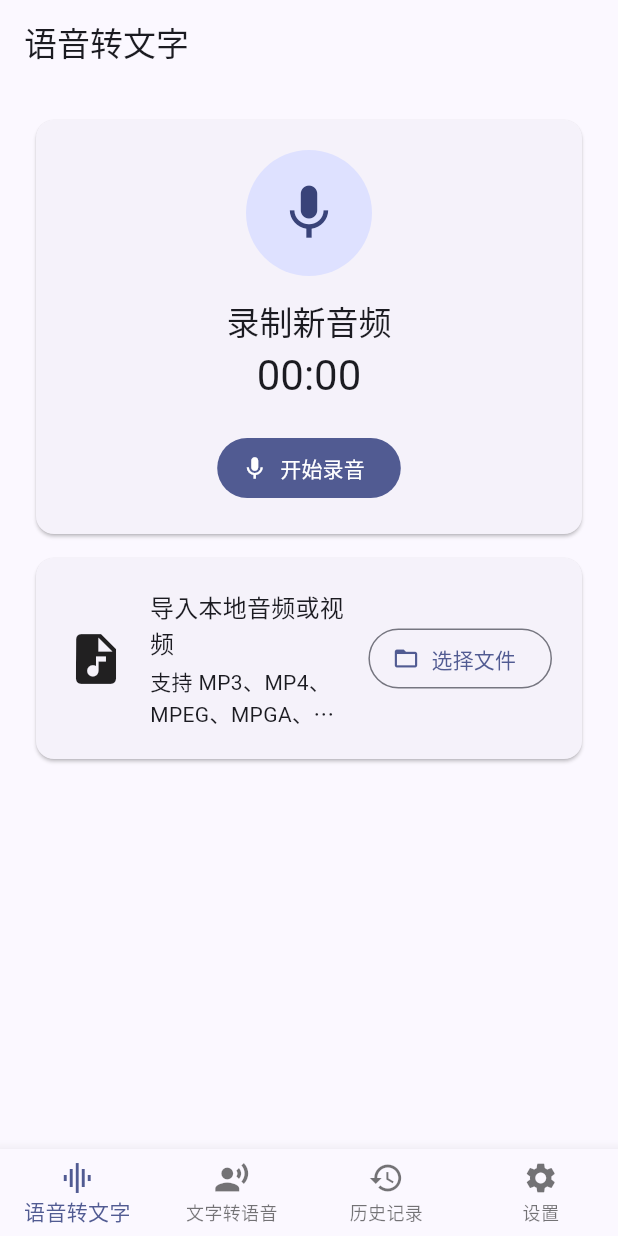
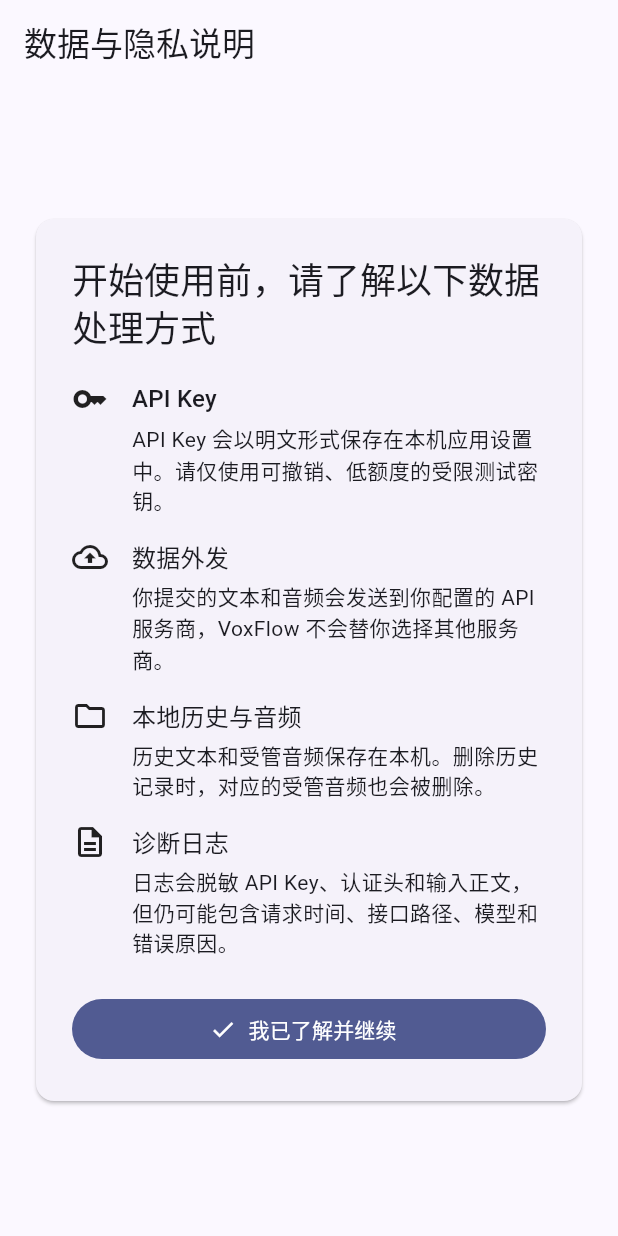
Before and after one commit to glosc-ai/voxflow, a Flutter app: the screen it shows after launch, on a phone screen of 412 x 824 dp. Run offline on Flutter 3.47's test engine with Material 3 defaults, Android fonts, the phone set to English and light mode, and no system bars; our stand-ins replace audioplayers, dio, file_picker, flutter_riverpod, permission_handler, shared_preferences and 2 more; missing offline and left inert: record; accounts and stored records are empty.

Commit message:
feat(privacy): 提交敏感数据前展示隐私说明
首次运行时通过全局门禁说明本地明文密钥、数据外发、本地历史与音频、删除行为及脱敏日志边界。

确认状态持久化到本机设置，并新增 Widget 行为测试保证主应用只在用户了解说明后出现。

Refs #4

```diff
--- a/lib/app.dart
+++ b/lib/app.dart
@@ -1,6 +1,7 @@
 import 'package:flutter/material.dart';
 
 import 'core/theme/app_theme.dart';
+import 'features/settings/views/privacy_notice_gate.dart';
 import 'features/shell/views/app_shell.dart';
 
 class VoxFlowApp extends StatelessWidget {
@@ -14,7 +15,7 @@ class VoxFlowApp extends StatelessWidget {
       theme: AppTheme.light,
       darkTheme: AppTheme.dark,
       themeMode: ThemeMode.system,
-      home: const AppShell(),
+      home: const PrivacyNoticeGate(child: AppShell()),
     );
   }
 }
--- /dev/null
+++ b/lib/features/settings/providers/privacy_notice_provider.dart
@@ -0,0 +1,27 @@
+import 'package:flutter_riverpod/flutter_riverpod.dart';
+
+import '../services/privacy_notice_repository.dart';
+import 'settings_provider.dart';
+
+final privacyNoticeRepositoryProvider = Provider<PrivacyNoticeRepository>(
+  (ref) => PrivacyNoticeRepository(ref.watch(sharedPreferencesProvider)),
+);
+
+final privacyNoticeProvider =
+    StateNotifierProvider<PrivacyNoticeNotifier, bool>((ref) {
+  return PrivacyNoticeNotifier(ref.watch(privacyNoticeRepositoryProvider));
+});
+
+class PrivacyNoticeNotifier extends StateNotifier<bool> {
+  PrivacyNoticeNotifier(this._repository) : super(_repository.isAcknowledged());
+
+  final PrivacyNoticeRepository _repository;
+
+  Future<void> acknowledge() async {
+    if (state) {
+      return;
+    }
+    await _repository.acknowledge();
+    state = true;
+  }
+}
--- /dev/null
+++ b/lib/features/settings/views/privacy_notice_gate.dart
@@ -0,0 +1,136 @@
+import 'package:flutter/material.dart';
+import 'package:flutter_riverpod/flutter_riverpod.dart';
+
+import '../../../core/errors/app_exception.dart';
+import '../providers/privacy_notice_provider.dart';
+
+class PrivacyNoticeGate extends ConsumerWidget {
+  const PrivacyNoticeGate({
+    required this.child,
+    super.key,
+  });
+
+  final Widget child;
+
+  @override
+  Widget build(BuildContext context, WidgetRef ref) {
+    if (ref.watch(privacyNoticeProvider)) {
+      return child;
+    }
+    return const _PrivacyNoticeScreen();
+  }
+}
+
+class _PrivacyNoticeScreen extends ConsumerWidget {
+  const _PrivacyNoticeScreen();
+
+  @override
+  Widget build(BuildContext context, WidgetRef ref) {
+    return Scaffold(
+      appBar: AppBar(title: const Text('数据与隐私说明')),
+      body: SafeArea(
+        child: Center(
+          child: SingleChildScrollView(
+            padding: const EdgeInsets.all(24),
+            child: ConstrainedBox(
+              constraints: const BoxConstraints(maxWidth: 720),
+              child: Card(
+                child: Padding(
+                  padding: const EdgeInsets.all(24),
+                  child: Column(
+                    crossAxisAlignment: CrossAxisAlignment.stretch,
+                    children: [
+                      Text(
+                        '开始使用前，请了解以下数据处理方式',
+                        style: Theme.of(context).textTheme.headlineSmall,
+                      ),
+                      const SizedBox(height: 20),
+                      const _NoticeItem(
+                        icon: Icons.key,
+                        title: 'API Key',
+                        description:
+                            'API Key 会以明文形式保存在本机应用设置中。请仅使用可撤销、低额度的受限测试密钥。',
+                      ),
+                      const _NoticeItem(
+                        icon: Icons.cloud_upload_outlined,
+                        title: '数据外发',
+                        description:
+                            '你提交的文本和音频会发送到你配置的 API 服务商，VoxFlow 不会替你选择其他服务商。',
+                      ),
+                      const _NoticeItem(
+                        icon: Icons.folder_outlined,
+                        title: '本地历史与音频',
+                        description: '历史文本和受管音频保存在本机。删除历史记录时，对应的受管音频也会被删除。',
+                      ),
+                      const _NoticeItem(
+                        icon: Icons.description_outlined,
+                        title: '诊断日志',
+                        description:
+                            '日志会脱敏 API Key、认证头和输入正文，但仍可能包含请求时间、接口路径、模型和错误原因。',
+                      ),
+                      const SizedBox(height: 8),
+                      FilledButton.icon(
+                        key: const Key('privacyNoticeAcceptButton'),
+                        onPressed: () => _acknowledge(context, ref),
+                        icon: const Icon(Icons.check),
+                        label: const Text('我已了解并继续'),
+                      ),
+                    ],
+                  ),
+                ),
+              ),
+            ),
+          ),
+        ),
+      ),
+    );
+  }
+
+  Future<void> _acknowledge(BuildContext context, WidgetRef ref) async {
+    try {
+      await ref.read(privacyNoticeProvider.notifier).acknowledge();
+    } on AppException catch (error) {
+      if (context.mounted) {
+        ScaffoldMessenger.of(context).showSnackBar(
+          SnackBar(content: Text(error.message)),
+        );
+      }
+    }
+  }
+}
+
+class _NoticeItem extends StatelessWidget {
+  const _NoticeItem({
+    required this.icon,
+    required this.title,
+    required this.description,
+  });
+
+  final IconData icon;
+  final String title;
+  final String description;
+
+  @override
+  Widget build(BuildContext context) {
+    return Padding(
+      padding: const EdgeInsets.only(bottom: 16),
+      child: Row(
+        crossAxisAlignment: CrossAxisAlignment.start,
+        children: [
+          Icon(icon),
+          const SizedBox(width: 16),
+          Expanded(
+            child: Column(
+              crossAxisAlignment: CrossAxisAlignment.start,
+              children: [
+                Text(title, style: Theme.of(context).textTheme.titleMedium),
+                const SizedBox(height: 4),
+                Text(description),
+              ],
+            ),
+          ),
+        ],
+      ),
+    );
+  }
+}
```
Also changed, not shown: lib/features/settings/services/privacy_notice_repository.dart (added, +41 -0 lines), 1 other file.
